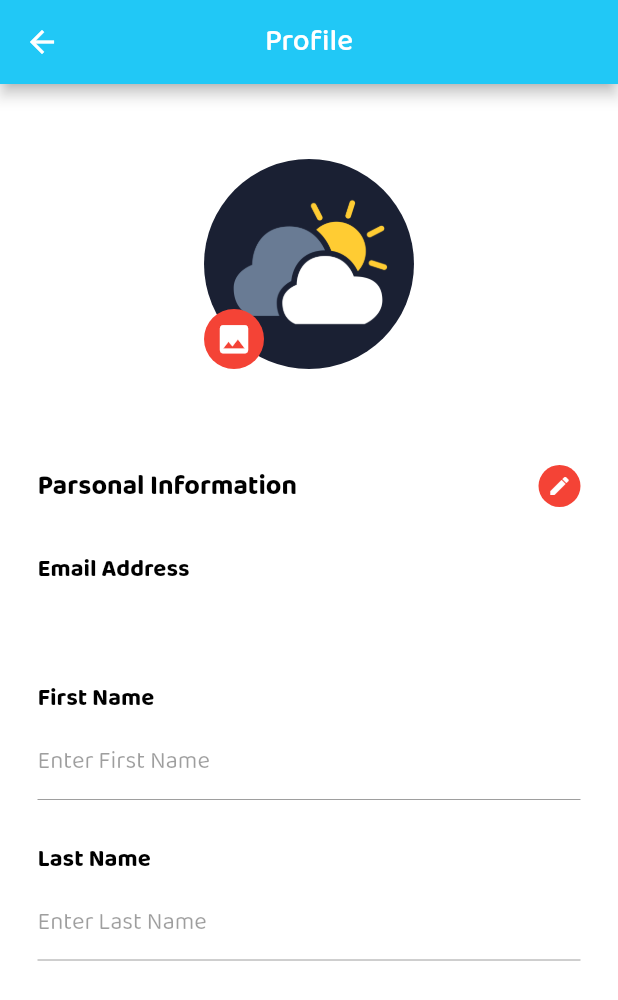
After one commit to pasanjg/Forecast, a Flutter app: the ProfilePage screen opened directly, after a tap on the "edit" icon, after a tap on "Update", on a phone screen of 412 x 824 dp. The commit adds this screen. Shown: the top 1000 px of the screen. Run offline on Flutter 3.47's test engine with Material 2 defaults, Android fonts, the phone set to English and light mode, and no system bars; our stand-ins replace cloud_firestore, file_picker, firebase_auth, firebase_storage, fl_chart, flare_flutter and 8 more; accounts and stored records are empty; network calls fail.

Commit message:
Profile update

```diff
--- /dev/null
+++ b/lib/models/user.dart
@@ -0,0 +1,39 @@
+class User {
+  String _id;
+  String _firstName;
+  String _lastName;
+  String _email;
+
+  User(this._id, this._firstName, this._lastName, this._email);
+
+  User.map(dynamic obj) {
+    this._id = obj['id'];
+    this._firstName = obj['firstName'];
+    this._lastName = obj['lastName'];
+    this._email = obj['email'];
+  }
+
+  String get id => _id;
+  String get firstName => _firstName;
+  String get lastName => _lastName;
+  String get email => _email;
+
+  Map<String, dynamic> toMap() {
+    var map = new Map<String, dynamic>();
+    if (_id != null) {
+      map['id'] = _id;
+    }
+    map['firstName'] = _firstName;
+    map['lastName'] = _lastName;
+    map['email'] = _email;
+
+    return map;
+  }
+
+  User.fromMap(Map<String, dynamic> map) {
+    this._id = map['id'];
+    this._firstName = map['firstName'];
+    this._lastName = map['lastName'];
+    this._email = map['email'];
+  }
+}
--- /dev/null
+++ b/lib/pages/profile.dart
@@ -0,0 +1,458 @@
+import 'dart:async';
+import 'dart:io';
+import 'package:flutter/material.dart';
+import 'package:flutter/cupertino.dart';
+import 'package:forecast/models/user.dart';
+import 'package:forecast/utils/common/user_profile.dart';
+import 'package:forecast/pages/login.dart';
+import 'package:firebase_auth/firebase_auth.dart';
+import 'package:cloud_firestore/cloud_firestore.dart';
+import 'package:firebase_storage/firebase_storage.dart';
+import 'package:file_picker/file_picker.dart';
+
+class ProfilePage extends StatefulWidget {
+  @override
+  MapScreenState createState() => MapScreenState();
+}
+
+class MapScreenState extends State<ProfilePage> with SingleTickerProviderStateMixin {
+  final FocusNode myFocusNode = FocusNode();
+  final FirebaseAuth _auth = FirebaseAuth.instance;
+  UserProfileService db = new UserProfileService();
+  File file;
+  User _user;
+  bool _status = true;
+  bool isUploaded = true;
+  String _uid;
+  String _email = "email";
+  String fileType = '';
+  String fileName = '';
+  String operationText = '';
+  String result = '';
+  String url;
+  var ref;
+
+
+  TextEditingController _fNameController;
+  TextEditingController _lNameController;
+
+  @override
+  void initState() {
+    super.initState();
+    _currentUser();
+  }
+
+  @override
+  Widget build(BuildContext context) {
+    return new Scaffold(
+        backgroundColor: Theme.of(context).accentColor,
+        appBar: AppBar(
+          title: Text("Profile"),
+          centerTitle: true,
+          backgroundColor: Theme.of(context).accentColor,
+        ),
+        body: new Container(
+          color: Colors.white,
+          child: new ListView(
+            children: <Widget>[
+              Column(
+                children: <Widget>[
+                  new Container(
+                    height: 250.0,
+                    color: Colors.white,
+                    child: new Column(
+                      children: <Widget>[
+                        Padding(
+                          padding: EdgeInsets.only(top: 20.0),
+                          child: new Stack(fit: StackFit.loose, children: <Widget>[
+                            new Row(
+                              crossAxisAlignment: CrossAxisAlignment.center,
+                              mainAxisAlignment: MainAxisAlignment.center,
+                              children: <Widget>[
+                                new CircleAvatar(
+                                  radius: 100,
+                                  backgroundColor: Colors.white,
+                                  child: ClipOval(
+                                    child: SizedBox(
+                                      width: 140.0,
+                                      height: 140.0,
+                                      child: url == null ? Image.asset('assets/images/forecast-logo.png') : Image.network(url),
+                                    )
+                                  )
+                                )
+                              ],
+                            ),
+                            Padding(
+                                padding: EdgeInsets.only(top: 130.0, right: 100.0),
+                                child: new Row(
+                                  mainAxisAlignment: MainAxisAlignment.center,
+                                  children: <Widget>[
+                                    new GestureDetector(
+                                      child: new CircleAvatar(
+                                        backgroundColor: Colors.red,
+                                        radius: 20.0,
+                                        child: new Icon(
+                                          Icons.photo,
+                                          color: Colors.white,
+                                          size: 25.0,
+                                        ),
+                                      ),
+                                      onTap: () {
+                                        setState(() {
+                                          fileType = 'image';
+                                        });
+                                        filePicker(context);
+                                      },
+                                    )],
+                                )),
+                          ]),
+                        )
+                      ],
+                    ),
+                  ),
+                  new Container(
+                    color: Color(0xffFFFFFF),
+                    child: Padding(
+                      padding: EdgeInsets.only(bottom: 25.0),
+                      child: new Column(
+                        crossAxisAlignment: CrossAxisAlignment.start,
+                        mainAxisAlignment: MainAxisAlignment.start,
+                        children: <Widget>[
+                          Padding(
+                              padding: EdgeInsets.only(
+                                  left: 25.0, right: 25.0, top: 2.0),
+                              child: new Row(
+                                mainAxisAlignment: MainAxisAlignment.spaceBetween,
+                                mainAxisSize: MainAxisSize.max,
+                                children: <Widget>[
+                                  new Column(
+                                    mainAxisAlignment: MainAxisAlignment.start,
+                                    mainAxisSize: MainAxisSize.min,
+                                    children: <Widget>[
+                                      new Text(
+                                        'Parsonal Information',
+                                        style: TextStyle(
+                                            fontSize: 18.0,
+                                            fontWeight: FontWeight.bold,
+                                            color: Colors.black
+                                        ),
+                                      ),
+                                    ],
+                                  ),
+                                  new Column(
+                                    mainAxisAlignment: MainAxisAlignment.end,
+                                    mainAxisSize: MainAxisSize.min,
+                                    children: <Widget>[
+                                      _status ? _getEditIcon() : new Container(),
+                                    ],
+                                  )
+                                ],
+                              )),
+                          Padding(
+                              padding: EdgeInsets.only(
+                                  left: 25.0, right: 25.0, top: 25.0),
+                              child: new Row(
+                                mainAxisSize: MainAxisSize.max,
+                                children: <Widget>[
+                                  new Column(
+                                    mainAxisAlignment: MainAxisAlignment.start,
+                                    mainAxisSize: MainAxisSize.min,
+                                    children: <Widget>[
+                                      new Text(
+                                        'Email Address',
+                                        style: TextStyle(
+                                            color: Colors.black,
+                                            fontSize: 16.0,
+                                            fontWeight: FontWeight.bold),
+                                      ),
+                                    ],
+                                  ),
+                                ],
+                              )),
+                          Padding(
+                              padding: EdgeInsets.only(
+                                  left: 25.0, right: 25.0, top: 5.0),
+                              child: new Row(
+                                mainAxisSize: MainAxisSize.max,
+                                children: <Widget>[
+                                  new Text(
+                                    _email,
+                                    style: TextStyle(
+                                        fontSize: 16.0,
+                                        color: Colors.black
+                                    ),
+                                  ),
+                                ],
+                              )),
+                          Padding(
+                              padding: EdgeInsets.only(
+                                  left: 25.0, right: 25.0, top: 25.0),
+                              child: new Row(
+                                mainAxisSize: MainAxisSize.max,
+                                children: <Widget>[
+                                  new Column(
+                                    mainAxisAlignment: MainAxisAlignment.start,
+                                    mainAxisSize: MainAxisSize.min,
+                                    children: <Widget>[
+                                      new Text(
+                                        'First Name ',
+                                        style: TextStyle(
+                                            color: Colors.black,
+                                            fontSize: 16.0,
+                                            fontWeight: FontWeight.bold),
+                                      ),
+                                    ],
+                                  ),
+                                ],
+                              )),
+                          Padding(
+                              padding: EdgeInsets.only(
+                                  left: 25.0, right: 25.0, top: 2.0),
+                              child: new Row(
+                                mainAxisSize: MainAxisSize.max,
+                                children: <Widget>[
+                                  new Flexible(
+                                    child: new TextField(
+                                      controller: _fNameController,
+                                      style: new TextStyle(color: Colors.black),
+                                      decoration: const InputDecoration(
+                                          hintText: "Enter First Name "),
+                                      enabled: !_status,
+                                    ),
+                                  ),
+                                ],
+                              )),
+                          Padding(
+                              padding: EdgeInsets.only(
+                                  left: 25.0, right: 25.0, top: 25.0),
+                              child: new Row(
+                                mainAxisSize: MainAxisSize.max,
+                                children: <Widget>[
+                                  new Column(
+                                    mainAxisAlignment: MainAxisAlignment.start,
+                                    mainAxisSize: MainAxisSize.min,
+                                    children: <Widget>[
+                                      new Text(
+                                        'Last Name',
+                                        style: TextStyle(
+                                            color: Colors.black,
+                                            fontSize: 16.0,
+                                            fontWeight: FontWeight.bold),
+                                      ),
+                                    ],
+                                  ),
+                                ],
+                              )),
+                          Padding(
+                              padding: EdgeInsets.only(
+                                  left: 25.0, right: 25.0, top: 2.0),
+                              child: new Row(
+                                mainAxisSize: MainAxisSize.max,
+                                children: <Widget>[
+                                  new Flexible(
+                                    child: new TextField(
+                                      controller: _lNameController,
+                                      style: new TextStyle(color: Colors.black),
+                                      decoration: const InputDecoration(
+                                          hintText: "Enter Last Name"),
+                                      enabled: !_status,
+                                    ),
+                                  ),
+                                ],
+                              )),
+                          !_status ? _getActionButtons() : new Container(),
+                        ],
+                      ),
+                    ),
+                  )
+                ],
+              ),
+            ],
+          ),
+        ));
+  }
+
+  @override
+  void dispose() {
+    // Clean up the controller when the Widget is disposed
+    myFocusNode.dispose();
+    super.dispose();
+  }
+
+  Widget _getActionButtons() {
+    return Padding(
+      padding: EdgeInsets.only(left: 25.0, right: 25.0, top: 45.0),
+      child: new Row(
+        mainAxisSize: MainAxisSize.max,
+        mainAxisAlignment: MainAxisAlignment.start,
+        children: <Widget>[
+          Expanded(
+            child: Padding(
+              padding: EdgeInsets.only(right: 10.0),
+              child: Container(
+                  child: new RaisedButton(
+                    child: new Text(
+                      "Update",
+                      style: TextStyle(
+                          color: Colors.white,
+                          fontSize: 18.0,
+                          fontWeight: FontWeight.bold),
+                    ),
+                    textColor: Colors.white,
+                    color: Color(0xFF4A148C),
+                    onPressed: () {
+                      setState(() {
+                        _status = false;
+                        _updateUser(_uid);
+                        FocusScope.of(context).requestFocus(new FocusNode());
+                      });
+                    },
+                    shape: new RoundedRectangleBorder(
+                        borderRadius: new BorderRadius.circular(20.0)),
+                  )),
+            ),
+            flex: 2,
+          ),
+          Expanded(
+            child: Padding(
+              padding: EdgeInsets.only(left: 10.0),
+              child: Container(
+                  child: new RaisedButton(
+                    child: new Text(
+                      "Cancel",
+                      style: TextStyle(
+                        color: Colors.white,
+                        fontSize: 18.0,
+                        fontWeight: FontWeight.bold),
+                    ),
+                    textColor: Colors.white,
+                    color: Colors.red,
+                    onPressed: () {
+                      setState(() {
+                        _status = true;
+                        FocusScope.of(context).requestFocus(new FocusNode());
+                      });
+                    },
+                    shape: new RoundedRectangleBorder(
+                        borderRadius: new BorderRadius.circular(20.0)),
+                  )),
+            ),
+            flex: 2,
+          ),
+        ],
+      ),
+    );
+  }
+
+  Widget _getEditIcon() {
+    return new GestureDetector(
+      child: new CircleAvatar(
+        backgroundColor: Colors.red,
+        radius: 14.0,
+        child: new Icon(
+          Icons.edit,
+          color: Colors.white,
+          size: 16.0,
+        ),
+      ),
+      onTap: () {
+        setState(() {
+          _status = false;
+        });
+      },
+    );
+  }
+
+  void _currentUser() async {
+    final FirebaseUser user = (await _auth.currentUser());
+    if (user != null) {
+      setState(() {
+        _uid = user.uid;
+      });
+      DocumentSnapshot snapshot = await db.getUserById(_uid);
+      print(snapshot.data);
+      _user = new User(
+          snapshot.data['id'],
+          snapshot.data['firstName'],
+          snapshot.data['lastName'],
+          snapshot.data['email']
+      );
+      _email = _user.email;
+      _fNameController = new TextEditingController(text: _user.firstName);
+      _lNameController = new TextEditingController(text: _user.lastName);
+      _getImageUrl();
+    } else {
+      print("Unsuccess!");
+      Navigator.pushReplacement(
+        context,
+        MaterialPageRoute(
+          builder: (context) => LoginPage(),
+        ),
+      );
+    }
+  }
+
+  void _updateUser(String id) async {
+    db.updateUser(User(id, _fNameController.text, _lNameController.text, _user.email)).then((onValue){
+      _status = true;
+      initState();
+    });
+  }
+
+  Future filePicker(BuildContext context) async {
+    try {
+      if (fileType == 'image') {
+        file = await FilePicker.getFile(type: FileType.image);
+        setState(() {
+          fileName = _uid;
+        });
+        print(fileName);
+        _uploadFile(file, fileName);
+      }
+    } catch (e) {
+      showDialog(
+          context: context,
+          builder: (BuildContext context) {
+            return AlertDialog(
+              title: Text('Sorry...'),
+              content: Text('Unsupported exception: $e'),
+              actions: <Widget>[
+                FlatButton(
+                  child: Text('OK'),
+                  onPressed: () {
+                    Navigator.of(context).pop();
+                  },
+                )
+              ],
+            );
+          }
+      );
+    }
+  }
+
+  Future<void> _uploadFile(File file, String filename) async {
+    StorageReference storageReference;
+    if (fileType == 'image') {
+      storageReference =
+          FirebaseStorage.instance.ref().child("images/$filename");
+    }
+    final StorageUploadTask uploadTask = storageReference.putFile(file);
+    final StorageTaskSnapshot downloadUrl = (await uploadTask.onComplete);
+    final String url = (await downloadUrl.ref.getDownloadURL());
+    print("URL is $url");
+    Navigator.pushReplacement(
+      context,
+      MaterialPageRoute(
+        builder: (context) => ProfilePage(),
+      ),
+    );
+  }
+
+  void _getImageUrl() async {
+    StorageReference ref =
+    FirebaseStorage.instance.ref().child("images/$_uid");
+    String _url = (await ref.getDownloadURL()).toString();
+    print("tttttttttttttttttttttt: $_url");
+    url = _url;
+  }
+}
--- /dev/null
+++ b/lib/utils/common/user_profile.dart
@@ -0,0 +1,86 @@
+import 'dart:async';
+import 'package:cloud_firestore/cloud_firestore.dart';
+import 'package:forecast/models/user.dart';
+
+final CollectionReference userCollection = Firestore.instance.collection('users');
+
+class UserProfileService {
+
+  static final UserProfileService _instance = new UserProfileService.internal();
+
+  factory UserProfileService() => _instance;
+
+  UserProfileService.internal();
+
+  Future<User> createUser(String firstName, String lastName, String email) async {
+    final TransactionHandler createTransaction = (Transaction tx) async {
+      final DocumentSnapshot ds = await tx.get(userCollection.document());
+
+      final User user = new User(ds.documentID, firstName, lastName, email);
+      final Map<String, dynamic> data = user.toMap();
+
+      await tx.set(ds.reference, data);
+
+      return data;
+    };
+
+    return Firestore.instance.runTransaction(createTransaction).then((mapData) {
+      return User.fromMap(mapData);
+    }).catchError((error) {
+      print('error: $error');
+      return null;
+    });
+  }
+
+  Stream<QuerySnapshot> getUserList({int offset, int limit}) {
+    Stream<QuerySnapshot> snapshots = userCollection.snapshots();
+
+    if (offset != null) {
+      snapshots = snapshots.skip(offset);
+    }
+
+    if (limit != null) {
+      snapshots = snapshots.take(limit);
+    }
+
+    return snapshots;
+  }
+
+  Future<dynamic> updateUser(User user) async {
+    final TransactionHandler updateTransaction = (Transaction tx) async {
+      final DocumentSnapshot ds = await tx.get(userCollection.document(user.id));
+
+      await tx.update(ds.reference, user.toMap());
+      return {'updated': true};
+    };
+
+    return Firestore.instance
+        .runTransaction(updateTransaction)
+        .then((result) => result['updated'])
+        .catchError((error) {
+      print('error: $error');
+      return false;
+    });
+  }
+  Future<dynamic> getUserById(String id) async {
+    DocumentSnapshot snapshot = await userCollection.document(id).get();
+    return snapshot;
+  }
+
+  Future<dynamic> deleteUser(String id) async {
+    final TransactionHandler deleteTransaction = (Transaction tx) async {
+      final DocumentSnapshot ds = await tx.get(userCollection.document(id));
+
+      await tx.delete(ds.reference);
+      return {'deleted': true};
+    };
+
+    return Firestore.instance
+        .runTransaction(deleteTransaction)
+        .then((result) => result['deleted'])
+        .catchError((error) {
+      print('error: $error');
+      return false;
+    });
+  }
+}
--- a/pubspec.yaml
+++ b/pubspec.yaml
@@ -34,6 +34,10 @@ dependencies:
   fl_chart: ^0.8.7
   shared_preferences: ^0.5.6+3
   simple_animations: ^1.3.11
+  provider: ^3.0.0+1s
+  firebase_storage: 3.0.8
+  file_picker: ^1.7.1
+
 
   # The following adds the Cupertino Icons font to your application.
   # Use with the CupertinoIcons class for iOS style icons.
```
Also changed, not shown: lib/pages/home.dart (+87 -24 lines), assets/images/user.jpg (added), pubspec.lock.
